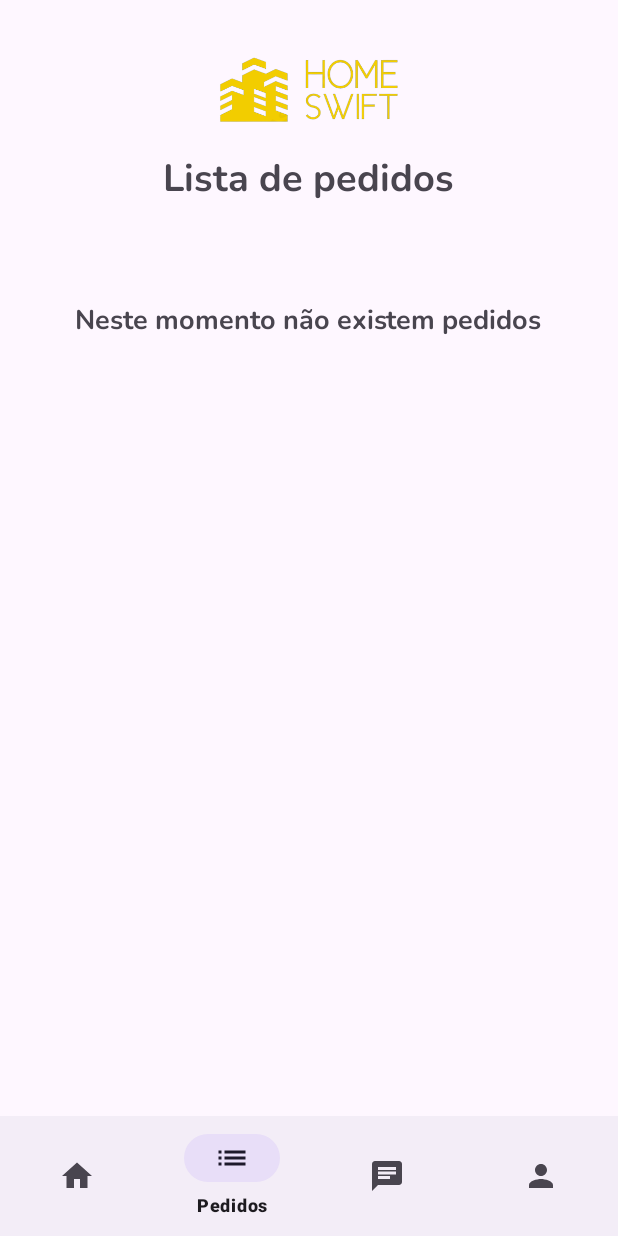
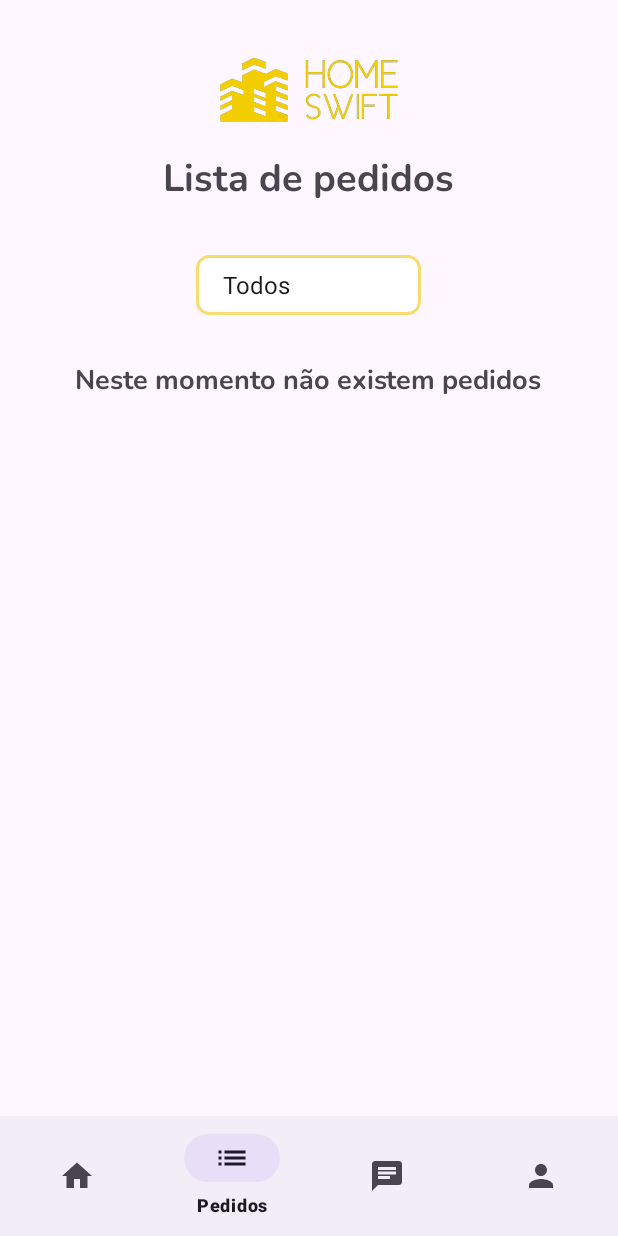
Before and after one commit to marcosv79/HomeSwift, an Android app: the fragment ampPedidosFragment placed in its activity, item 2 of the bottom bar chosen, on a phone screen of 412 x 824 dp. Run offline under Robolectric (Android 15) with nearby library versions, the phone set to English and light mode, and no system bars; our stand-ins replace Room's generated code.

Commit message:
filtragem de pedidos e botão de concluir pedido

```diff
--- a/app/src/main/java/pt/ipca/hs/OrderDao.kt
+++ b/app/src/main/java/pt/ipca/hs/OrderDao.kt
@@ -26,4 +26,11 @@
 
         @Query("DELETE FROM orders WHERE id = :id")
         fun deleteOrderById(id: Int)
+
+        @Query("UPDATE orders SET status = :newStatus WHERE id = :orderId")
+        fun updateOrderStatus(orderId: Int, newStatus: String)
+
+        @Query("SELECT * FROM orders WHERE idProvider = :providerId AND status = :status")
+        fun getOrdersByProviderAndStatus(providerId: Int, status: String): List<Order>
+
     }
--- a/app/src/main/java/pt/ipca/hs/ampPedidosFragment.kt
+++ b/app/src/main/java/pt/ipca/hs/ampPedidosFragment.kt
@@ -1,9 +1,14 @@
 package pt.ipca.hs
 
+import android.icu.text.Transliterator.Position
 import android.os.Bundle
 import android.view.LayoutInflater
 import android.view.View
 import android.view.ViewGroup
+import android.view.ViewParent
+import android.widget.AdapterView
+import android.widget.ArrayAdapter
+import android.widget.Spinner
 import android.widget.TextView
 import androidx.fragment.app.Fragment
 import androidx.lifecycle.lifecycleScope
@@ -45,20 +50,43 @@ class ampPedidosFragment : Fragment() {
         myDatabase = MyDatabase.invoke(requireContext())
         rootView = inflater.inflate(R.layout.fragment_amp_pedidos, container, false)
 
+        val spinnerFilter = rootView?.findViewById<Spinner>(R.id.spinnerFilterOrderStatus)
+        val statusFilterOptions = listOf("Todos", "Ativo", "Concluído")
+
+        spinnerFilter?.adapter = ArrayAdapter(requireContext(), android.R.layout.simple_spinner_dropdown_item, statusFilterOptions)
+
+        spinnerFilter?.onItemSelectedListener = object : AdapterView.OnItemSelectedListener{
+            override fun onItemSelected(parentView: AdapterView<*>?, selectedItemView: View?, position: Int, id: Long){
+                val selectedStatus = statusFilterOptions[position]
+                if (idProvider != null) {
+                    loadOrdersForProvider(idProvider,selectedStatus)
+                }
+            }
+            override fun onNothingSelected(parent: AdapterView<*>?) {
+                TODO("Not yet implemented")
+            }
+        }
+
         idProvider?.let { providerId ->
-            loadOrdersForProvider(providerId)
+            loadOrdersForProvider(providerId, "Todos")
         }
 
         return rootView
     }
 
-    private fun loadOrdersForProvider(providerId: Int) {
+    private fun loadOrdersForProvider(providerId: Int, statusFilter: String) {
         rootView?.let { root ->
             lifecycleScope.launch(Dispatchers.IO) {
-                val orderDao = myDatabase.orderDao()
-                val orders = orderDao.getOrdersByProviderId(providerId)
                 val userDao = myDatabase.userDao()
                 val users = userDao.getAll()
+
+                val orderDao = myDatabase.orderDao()
+                val orders =
+                    if(statusFilter == "Todos"){
+                        orderDao.getOrdersByProviderId(providerId)
+                    } else {
+                        orderDao.getOrdersByProviderAndStatus(providerId, statusFilter)
+                    }
 
                 launch(Dispatchers.Main) {
                     updateUIWithOrders(orders, users, providerId)
@@ -71,14 +99,15 @@ class ampPedidosFragment : Fragment() {
         val recyclerView = rootView?.findViewById<RecyclerView>(R.id.recyclerViewPedidos)
         val noOrdersMessage = rootView?.findViewById<TextView>(R.id.noOrdersMessage)
 
-        if(orders.isEmpty()){
+        if (orders.isEmpty()) {
             noOrdersMessage?.visibility = View.VISIBLE
             recyclerView?.visibility = View.GONE
         } else {
             noOrdersMessage?.visibility = View.GONE
             recyclerView?.visibility = View.VISIBLE
             recyclerView?.layoutManager = LinearLayoutManager(requireContext())
-            recyclerView?.adapter = OrderAdapterP(orders, users) { orderId ->
+            recyclerView?.adapter = OrderAdapterP(orders, users,
+                { orderId ->
                     lifecycleScope.launch(Dispatchers.IO) {
                         val orderDao = myDatabase.orderDao()
                         orderDao.deleteOrderById(orderId)
@@ -91,7 +120,22 @@ class ampPedidosFragment : Fragment() {
                             updateUIWithOrders(updatedOrders, user, providerId)
                         }
                     }
+                },
+                { orderId ->
+                    lifecycleScope.launch(Dispatchers.IO) {
+                        val orderDao = myDatabase.orderDao()
+                        orderDao.updateOrderStatus(orderId, "Concluído")
+
+                        val updatedOrders = orderDao.getOrdersByProviderId(providerId)
+                        val userDao = myDatabase.userDao()
+                        val user = userDao.getAll()
+
+                        launch(Dispatchers.Main) {
+                            updateUIWithOrders(updatedOrders, user, providerId)
                         }
+                    }
+                }
+            )
         }
     }
 
--- a/app/src/main/res/layout/fragment_amc_pedidos.xml
+++ b/app/src/main/res/layout/fragment_amc_pedidos.xml
@@ -39,6 +39,6 @@
         android:textStyle="bold"
         android:fontFamily="@font/nunibold"
         android:layout_gravity="center_horizontal"
-        android:layout_marginTop="200dp" />
+        android:layout_marginTop="240dp" />
 
 </FrameLayout>
--- a/app/src/main/res/layout/fragment_amp_pedidos.xml
+++ b/app/src/main/res/layout/fragment_amp_pedidos.xml
@@ -21,12 +21,21 @@
         android:layout_gravity="center_horizontal"
         android:layout_marginTop="100dp" />
 
+    <Spinner
+        android:id="@+id/spinnerFilterOrderStatus"
+        android:layout_width="150dp"
+        android:layout_height="40dp"
+        android:layout_gravity="center_horizontal"
+        android:paddingLeft="10dp"
+        android:layout_marginTop="170dp"
+        android:background="@drawable/rounded_et_bck"/>
+
     <androidx.recyclerview.widget.RecyclerView
         android:id="@+id/recyclerViewPedidos"
         android:layout_gravity="center_horizontal"
         android:layout_width="350dp"
         android:fontFamily="@font/nunibold"
-        android:layout_marginTop="150dp"
+        android:layout_marginTop="220dp"
         android:layout_height="match_parent"
         android:padding="16dp"/>
 
@@ -39,6 +48,6 @@
         android:textStyle="bold"
         android:fontFamily="@font/nunibold"
         android:layout_gravity="center_horizontal"
-        android:layout_marginTop="200dp" />
+        android:layout_marginTop="240dp" />
 
 </FrameLayout>
--- a/app/src/main/res/layout/item_order.xml
+++ b/app/src/main/res/layout/item_order.xml
@@ -57,7 +57,7 @@
     <Button
         android:id="@+id/btnCancelOrder"
         android:layout_width="97dp"
-        android:layout_height="40dp"
+        android:layout_height="35dp"
         android:text="Cancelar"
         android:layout_alignBaseline="@+id/textStatus"
         android:layout_alignParentEnd="true"
```
Also changed, not shown: app/src/main/java/pt/ipca/hs/OrderAdapterP.kt (+15 -2 lines), app/src/main/res/layout/item_orderp.xml (+12 -2 lines). Lines whose indentation alone changed are shown as unchanged.
